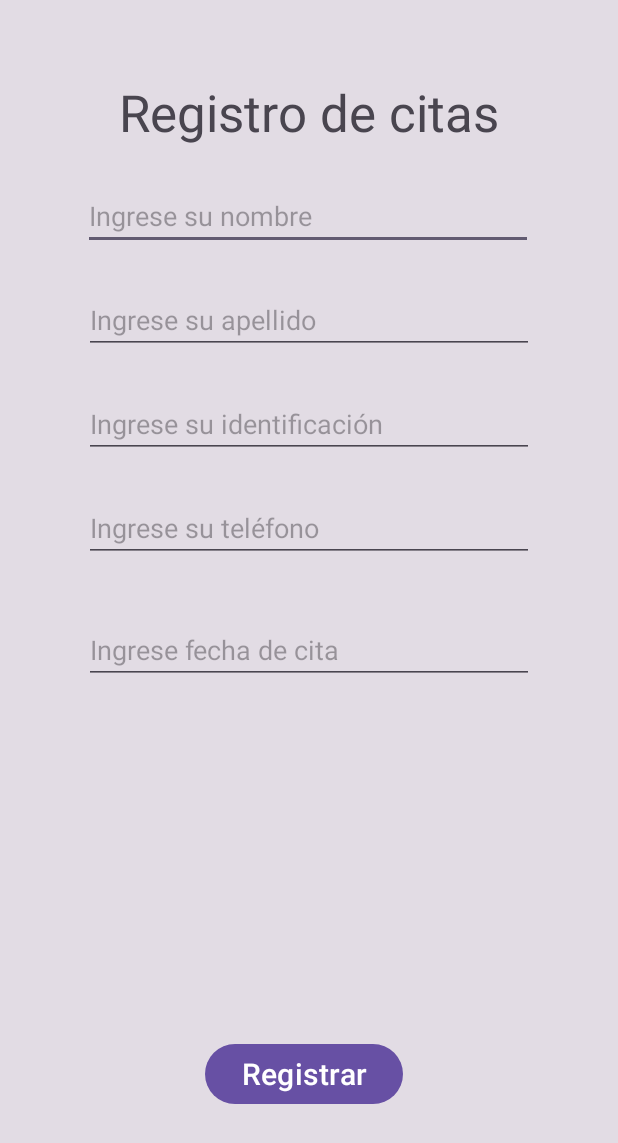
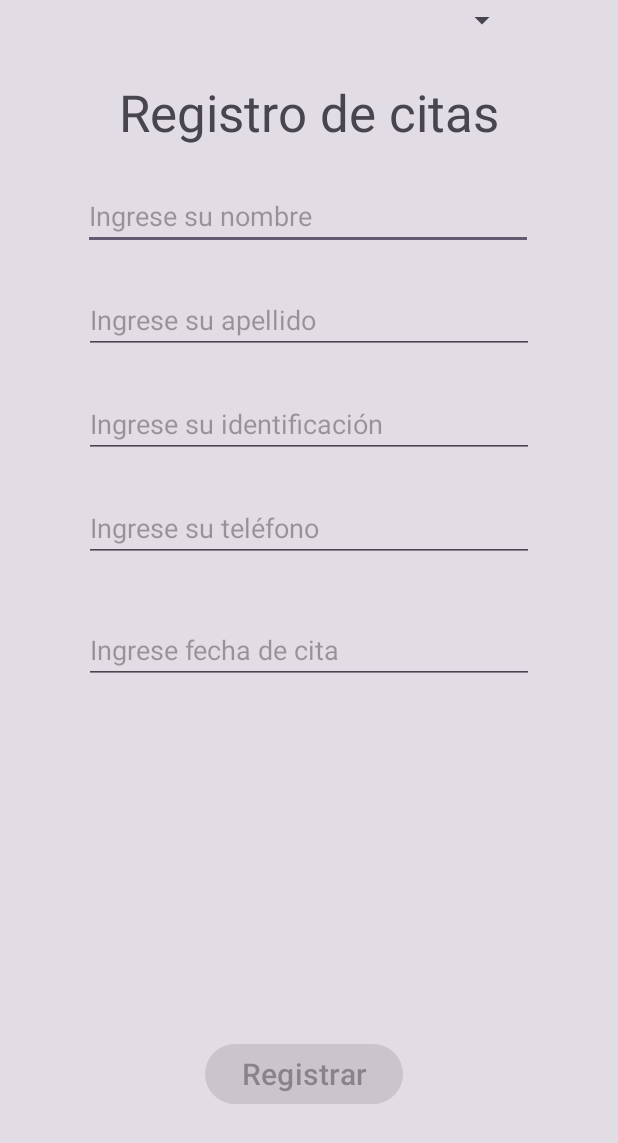
Before and after one commit to J4VJ4R/grupo_10_semana_7, an Android app: the RegisterActivity screen opened directly, with no data from a screen before it, on a phone screen of 412 x 824 dp. Shown: the top 1143 px of the screen. Run offline under Robolectric (Android 15) with nearby library versions, the phone set to English and light mode, and no system bars.

Commit message:
Registrar doctores y permitir elegirlos de una lista.

```diff
--- a/app/src/main/java/com/example/app_50510/RegisterActivity.java
+++ b/app/src/main/java/com/example/app_50510/RegisterActivity.java
@@ -1,16 +1,20 @@
 package com.example.app_50510;
 
+import androidx.annotation.NonNull;
 import androidx.appcompat.app.AppCompatActivity;
 
+import android.content.Context;
 import android.os.Bundle;
 import android.view.View;
 import android.widget.Adapter;
+import android.widget.AdapterView;
 import android.widget.ArrayAdapter;
 import android.widget.AutoCompleteTextView;
 import android.widget.Button;
 import android.widget.EditText;
 import android.widget.ListAdapter;
 import android.widget.Spinner;
+import android.widget.SpinnerAdapter;
 import android.widget.Toast;
 
 import com.example.app_50510.setup.ServiceLocator;
@@ -23,18 +27,21 @@ import grupo10.medicalappointments.model.entities.Doctor;
 import grupo10.medicalappointments.model.entities.MedicalAppointment;
 import grupo10.medicalappointments.model.repositories.DoctorsRepository;
 
-public class RegisterActivity extends AppCompatActivity {
+public class RegisterActivity extends AppCompatActivity implements AdapterView.OnItemSelectedListener {
 
     private EditText txtName;
     private EditText txtLastname;
     private EditText txtIdentification;
     private EditText txtPhone;
     private EditText txtDate;
-    private Spinner txtDoctor;
+
+    private Spinner doctorSpinner;
 
     private MedicalAppointment objUser;
+
+    private Doctor selectedDoctor;
+
     private Button btnRegister;
-    private AdministratorSQL objBase;
 
     private DoctorsRepository doctorsRepository = ServiceLocator.getInstance().getDoctorsRepository();
 
@@ -44,44 +51,60 @@ public class RegisterActivity extends AppCompatActivity {
         setContentView(R.layout.activity_register);
         inicializar_componentes();
 
-        ArrayAdapter<Doctor> adapter =new ArrayAdapter(
+        Doctor[] doctors = doctorsRepository.getAll().toArray(Doctor[]::new);
+
+        ArrayAdapter<Doctor> doctorArrayAdapter = new ArrayAdapter<>(
                 this,
-                R.layout.activity_register,
-                doctorsRepository.getAll().toArray(Doctor[]::new)
+                com.google.android.material.R.layout.support_simple_spinner_dropdown_item,
+                doctors
         );
-        adapter.setDropDownViewResource(R.layout.activity_register);
+        doctorArrayAdapter.setDropDownViewResource(com.google.android.material.R.layout.support_simple_spinner_dropdown_item);
 
-        txtDoctor.setAdapter(adapter);
+        doctorSpinner.setAdapter(doctorArrayAdapter);
+        doctorSpinner.setOnItemSelectedListener(this);
 
         btnRegister.setOnClickListener(v -> {
-            //stablishUser();
-            boolean confirm = objBase.connectSQL();
-            if(confirm){
+            try {
+                stablishUser();
                 Toast.makeText(RegisterActivity.this, "Succesfully connection", Toast.LENGTH_SHORT).show();
-            }else{
+            } catch (Exception e) {
                 Toast.makeText(RegisterActivity.this, "Fail connection", Toast.LENGTH_SHORT).show();
+                System.out.println(e.getMessage());
             }
         });
+        btnRegister.setEnabled(selectedDoctor != null);
     }
 
-    private void inicializar_componentes(){
+    private void inicializar_componentes() {
         txtName = findViewById(R.id.txtName);
         txtLastname = findViewById(R.id.txtLastname);
         txtIdentification = findViewById(R.id.txtIdentification);
         txtPhone = findViewById(R.id.txtPhone);
         txtDate = findViewById(R.id.txtDate);
-        txtDoctor = findViewById(R.id.txtDoctor);
         btnRegister = findViewById(R.id.btnRegister);
+        doctorSpinner = findViewById(R.id.spinnerDoctor);
+
         objUser = new MedicalAppointment();
-        objBase = new AdministratorSQL();
     }
 
-    private  void stablishUser(){
+    private void stablishUser() {
         objUser.setName(txtName.getText().toString());
         objUser.setLastname(txtLastname.getText().toString());
         objUser.setIdentification(txtIdentification.toString());
         objUser.setPhone(txtPhone.getText().toString());
         objUser.setDate(String.valueOf(Date.valueOf(txtDate.getText().toString())));
-        objUser.setDoctor(Integer.parseInt(txtDoctor.getPrompt().toString()));
+        objUser.setDoctor(selectedDoctor.getId());
+    }
+
+    @Override
+    public void onItemSelected(AdapterView<?> adapterView, View view, int i, long l) {
+        selectedDoctor = (Doctor) adapterView.getSelectedItem();
+        btnRegister.setEnabled(selectedDoctor != null);
+    }
+
+    @Override
+    public void onNothingSelected(AdapterView<?> adapterView) {
+        selectedDoctor = null;
+        btnRegister.setEnabled(selectedDoctor != null);
     }
 }
--- a/app/src/main/res/layout/activity_register.xml
+++ b/app/src/main/res/layout/activity_register.xml
@@ -17,9 +17,7 @@
         app:layout_constraintBottom_toBottomOf="parent"
         app:layout_constraintEnd_toEndOf="parent"
         app:layout_constraintHorizontal_bias="0.487"
-        app:layout_constraintStart_toStartOf="parent"
-        app:layout_constraintTop_toBottomOf="@+id/txtDoctor"
-        app:layout_constraintVertical_bias="1.0" />
+        app:layout_constraintStart_toStartOf="parent" />
 
     <EditText
         android:id="@+id/txtName"
@@ -93,14 +91,17 @@
         app:layout_constraintStart_toStartOf="parent"
         app:layout_constraintTop_toBottomOf="@+id/txtIdentification" />
 
-    <TextView
-        android:id="@+id/txtDoctor"
-        android:layout_width="299dp"
-        android:layout_height="46dp"
-        android:layout_marginTop="36dp"
+    <Spinner
+        android:id="@+id/spinnerDoctor"
+        android:layout_width="297dp"
+        android:layout_height="27dp"
+        android:ems="10"
+        android:hint="Escoga un Doctor"
+        android:spinnerMode="dialog"
         app:layout_constraintEnd_toEndOf="parent"
+        app:layout_constraintHorizontal_bias="0.421"
         app:layout_constraintStart_toStartOf="parent"
-        app:layout_constraintTop_toBottomOf="@+id/txtDate" />
+        tools:layout_editor_absoluteY="483dp" />
 
 
 </androidx.constraintlayout.widget.ConstraintLayout>
```
Also changed, not shown: app/src/main/java/grupo10/medicalappointments/model/entities/Doctor.java (+8 -0 lines), app/src/main/res/layout/doctor_view_item.xml (renamed from app/src/main/res/layout/recycler_view_item.xml).
